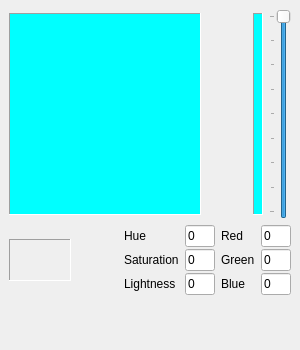
Qt form src/widgets/color_chooser.ui (Kracav4ik/pencil_mob) before a commit.
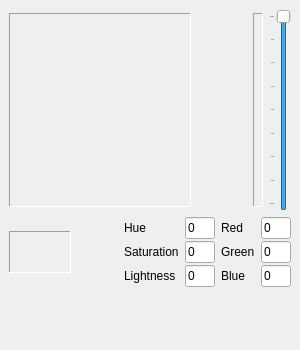
The same form after that commit. Custom widgets are drawn as their Qt base class.

Commit message: gradient and rainbow for ui

Patch:
```diff
--- a/src/widgets/color_chooser.ui
+++ b/src/widgets/color_chooser.ui
@@ -49,14 +49,14 @@
         <widget class="QFrame" name="frame">
          <property name="minimumSize">
           <size>
-           <width>192</width>
-           <height>202</height>
+           <width>182</width>
+           <height>194</height>
           </size>
          </property>
          <property name="maximumSize">
           <size>
-           <width>192</width>
-           <height>202</height>
+           <width>182</width>
+           <height>194</height>
           </size>
          </property>
          <property name="frameShape">
@@ -88,19 +88,16 @@
             </property>
             <property name="minimumSize">
              <size>
-              <width>190</width>
-              <height>200</height>
+              <width>180</width>
+              <height>192</height>
              </size>
             </property>
             <property name="maximumSize">
              <size>
-              <width>190</width>
-              <height>200</height>
+              <width>180</width>
+              <height>192</height>
              </size>
             </property>
-            <property name="styleSheet">
-             <string notr="true">background-color: cyan</string>
-            </property>
            </widget>
           </item>
          </layout>
@@ -124,13 +121,13 @@
          <property name="minimumSize">
           <size>
            <width>10</width>
-           <height>202</height>
+           <height>194</height>
           </size>
          </property>
          <property name="maximumSize">
           <size>
            <width>10</width>
-           <height>202</height>
+           <height>194</height>
           </size>
          </property>
          <property name="frameShape">
@@ -163,18 +160,15 @@
             <property name="minimumSize">
              <size>
               <width>8</width>
-              <height>200</height>
+              <height>192</height>
              </size>
             </property>
             <property name="maximumSize">
              <size>
               <width>8</width>
-              <height>200</height>
+              <height>192</height>
              </size>
             </property>
-            <property name="styleSheet">
-             <string notr="true">background-color: cyan</string>
-            </property>
            </widget>
           </item>
          </layout>
@@ -185,13 +179,13 @@
          <property name="minimumSize">
           <size>
            <width>22</width>
-           <height>210</height>
+           <height>202</height>
           </size>
          </property>
          <property name="maximumSize">
           <size>
            <width>22</width>
-           <height>210</height>
+           <height>202</height>
           </size>
          </property>
          <property name="minimum">
@@ -565,6 +559,14 @@
    </layout>
   </widget>
  </widget>
+ <customwidgets>
+  <customwidget>
+   <class>CustomPaintWidget</class>
+   <extends>QWidget</extends>
+   <header location="global">widgets/custompaintwidget.h</header>
+   <container>1</container>
+  </customwidget>
+ </customwidgets>
  <tabstops>
   <tabstop>editH</tabstop>
   <tabstop>editS</tabstop>
```
Left out of the diff: 4 changed lines with no effect on the pictures. The commit also changes 4 other files.
